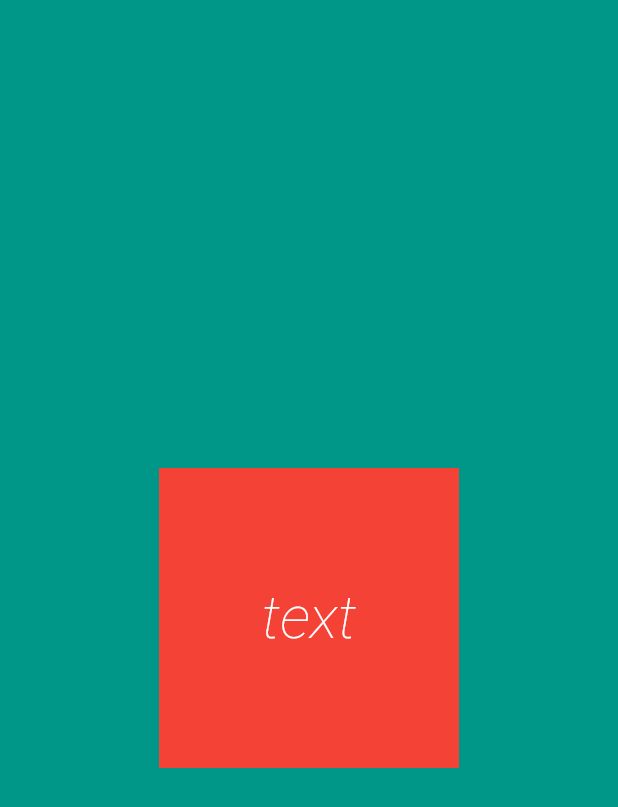
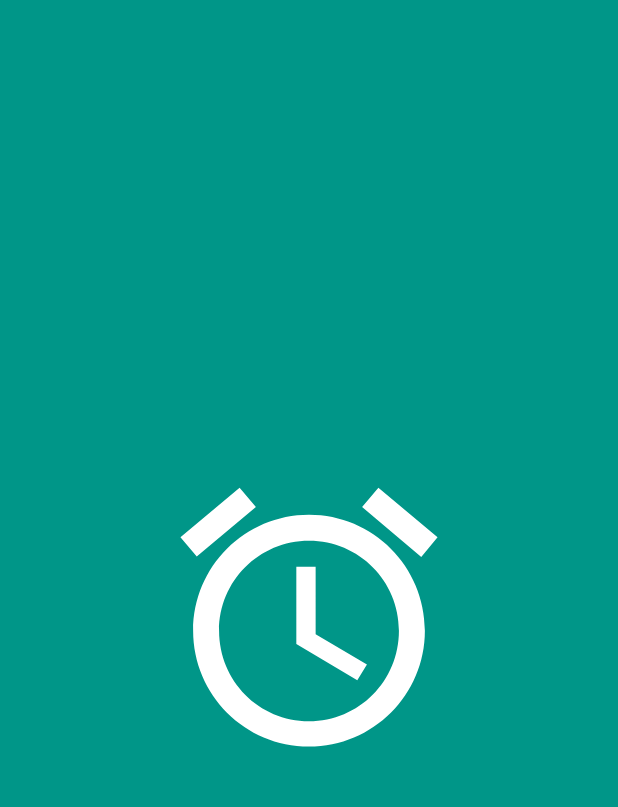
Before and after one commit to Mogoww/Flutter_widgets_basiques, a Flutter app: the screen it shows after launch, on a phone screen of 412 x 824 dp. Shown: the top 807 px of the screen. Run offline on Flutter 3.47's test engine with Material 2 defaults, Android fonts, the phone set to English and light mode, and no system bars.

Commit message:
add icon

```diff
--- a/lib/main.dart
+++ b/lib/main.dart
@@ -40,14 +40,11 @@ class BasicsPage extends StatelessWidget {
             color: Colors.teal,
             // margin: EdgeInsets.all(10),
             // padding: EdgeInsets.only(top: 150),
-            child: Center(
-              child: Container(
-                height: 200,
-                width: 200,
-                color: Colors.red,
-                child: Center(
-                  child: simpleText("text")
-                ),
+            child:  Center(
+              child: Icon(
+                Icons.access_alarm,
+                size: size.width / 2,
+                color: Colors.white,
               )
             )
         )
```
